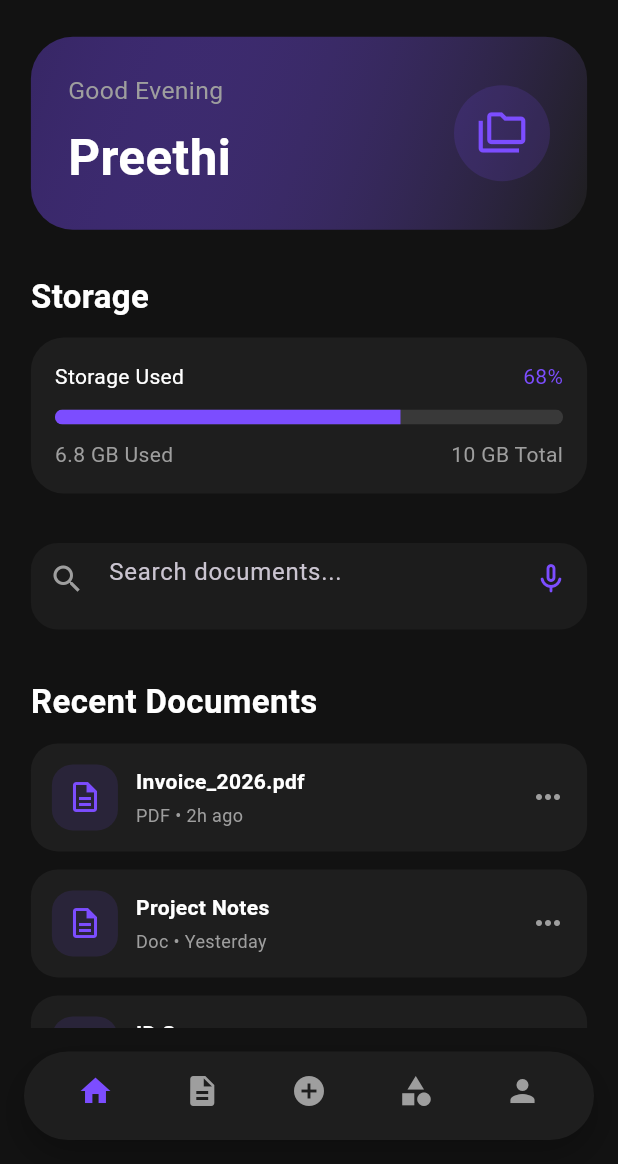
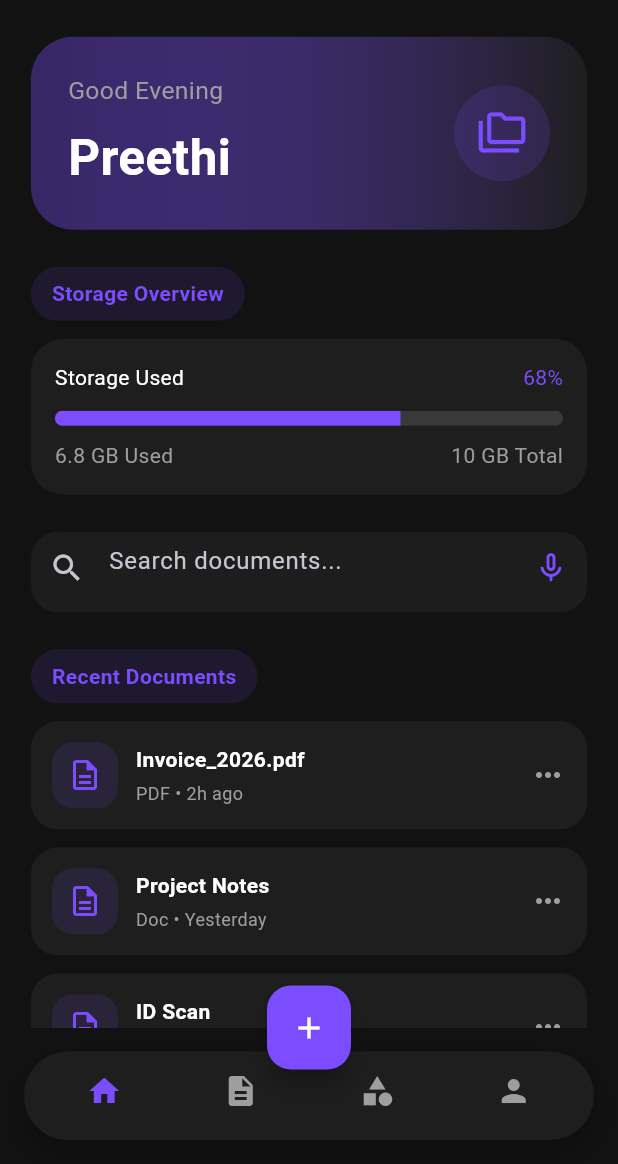
Before and after one commit to PreethiBose30/App-Dev, a Flutter app: the HomeScreen screen opened directly, on a phone screen of 412 x 824 dp, the part 72-1236 px from its top. Run offline on Flutter 3.47's test engine with Material 3 defaults, Android fonts, the phone set to English and light mode, and no system bars; statements that could not run were skipped.

Commit message:
Update home_screen.dart

```diff
--- a/lib/screens/dashboard/home_screen.dart
+++ b/lib/screens/dashboard/home_screen.dart
@@ -1,8 +1,15 @@
 import 'package:flutter/material.dart';
 import '../../theme/app_colors.dart';
 
-class HomeScreen extends StatelessWidget {
+class HomeScreen extends StatefulWidget {
   const HomeScreen({super.key});
+
+  @override
+  State<HomeScreen> createState() => _HomeScreenState();
+}
+
+class _HomeScreenState extends State<HomeScreen> {
+  int currentIndex = 0;
 
   @override
   Widget build(BuildContext context) {
@@ -13,10 +20,20 @@ class HomeScreen extends StatelessWidget {
     return Scaffold(
       backgroundColor: AppColors.background,
 
-      /// 📱 PREMIUM BOTTOM NAVIGATION
+      /// 🚀 FLOATING ACTION BUTTON (SCAN / ADD)
+      floatingActionButton: FloatingActionButton(
+        backgroundColor: AppColors.primary,
+        onPressed: () {},
+        child: const Icon(Icons.add, color: Colors.white),
+      ),
+
+      floatingActionButtonLocation:
+          FloatingActionButtonLocation.centerDocked,
+
+      /// 📱 PREMIUM BOTTOM NAV
       bottomNavigationBar: Container(
         margin: const EdgeInsets.all(16),
-        padding: const EdgeInsets.symmetric(horizontal: 12),
+        padding: const EdgeInsets.symmetric(horizontal: 8),
         decoration: BoxDecoration(
           color: AppColors.surface,
           borderRadius: BorderRadius.circular(30),
@@ -29,6 +46,12 @@ class HomeScreen extends StatelessWidget {
           ],
         ),
         child: BottomNavigationBar(
+          currentIndex: currentIndex,
+          onTap: (index) {
+            setState(() {
+              currentIndex = index;
+            });
+          },
           backgroundColor: Colors.transparent,
           elevation: 0,
           selectedItemColor: AppColors.primary,
@@ -39,7 +62,6 @@ class HomeScreen extends StatelessWidget {
           items: const [
             BottomNavigationBarItem(icon: Icon(Icons.home), label: ""),
             BottomNavigationBarItem(icon: Icon(Icons.description), label: ""),
-            BottomNavigationBarItem(icon: Icon(Icons.add_circle), label: ""),
             BottomNavigationBarItem(icon: Icon(Icons.category), label: ""),
             BottomNavigationBarItem(icon: Icon(Icons.person), label: ""),
           ],
@@ -84,7 +106,7 @@ class HomeScreen extends StatelessWidget {
             crossAxisAlignment: CrossAxisAlignment.start,
             children: [
 
-              /// 👋 WELCOME CARD
+              /// 👋 HEADER CARD
               Container(
                 width: double.infinity,
                 padding: EdgeInsets.all(w * 0.06),
@@ -95,8 +117,6 @@ class HomeScreen extends StatelessWidget {
                       AppColors.primary.withOpacity(0.35),
                       AppColors.surface,
                     ],
-                    begin: Alignment.topLeft,
-                    end: Alignment.bottomRight,
                   ),
                 ),
                 child: Row(
@@ -139,20 +159,14 @@ class HomeScreen extends StatelessWidget {
                 ),
               ),
 
-              SizedBox(height: h * 0.035),
+              SizedBox(height: h * 0.03),
 
-              /// 📦 STORAGE TITLE (placeholder for next upgrade)
-              const Text(
-                "Storage",
-                style: TextStyle(
-                  color: AppColors.textPrimary,
-                  fontSize: 22,
-                  fontWeight: FontWeight.bold,
-                ),
-              ),
+              /// 🧭 SECTION CHIP (NEW UI ELEMENT)
+              _sectionChip("Storage Overview"),
 
               const SizedBox(height: 12),
 
+              /// 📦 STORAGE CARD (UPGRADED)
               Container(
                 padding: const EdgeInsets.all(16),
                 decoration: BoxDecoration(
@@ -186,24 +200,22 @@ class HomeScreen extends StatelessWidget {
                       mainAxisAlignment: MainAxisAlignment.spaceBetween,
                       children: [
                         Text("6.8 GB Used",
-                            style: TextStyle(
-                                color: AppColors.textSecondary)),
+                            style: TextStyle(color: AppColors.textSecondary)),
                         Text("10 GB Total",
-                            style: TextStyle(
-                                color: AppColors.textSecondary)),
+                            style: TextStyle(color: AppColors.textSecondary)),
                       ],
                     ),
                   ],
                 ),
               ),
 
-              SizedBox(height: h * 0.04),
+              SizedBox(height: h * 0.03),
 
-              /// 🔍 SEARCH BAR
+              /// 🔍 SEARCH
               Container(
-                height: h * 0.07,
+                height: h * 0.065,
                 decoration: BoxDecoration(
-                  color: AppColors.surface.withOpacity(.8),
+                  color: AppColors.surface.withOpacity(0.9),
                   borderRadius: BorderRadius.circular(18),
                 ),
                 child: const TextField(
@@ -211,25 +223,17 @@ class HomeScreen extends StatelessWidget {
                   decoration: InputDecoration(
                     border: InputBorder.none,
                     hintText: "Search documents...",
-                    prefixIcon: Icon(Icons.search,
-                        color: AppColors.textSecondary),
+                    prefixIcon: Icon(Icons.search),
                     suffixIcon: Icon(Icons.mic_none_rounded,
                         color: AppColors.primary),
                   ),
                 ),
               ),
 
-              SizedBox(height: h * 0.04),
+              SizedBox(height: h * 0.03),
 
-              /// 📄 RECENT DOCUMENTS
-              const Text(
-                "Recent Documents",
-                style: TextStyle(
-                  color: AppColors.textPrimary,
-                  fontSize: 22,
-                  fontWeight: FontWeight.bold,
-                ),
-              ),
+              /// 📄 RECENT DOCS CHIP
+              _sectionChip("Recent Documents"),
 
               const SizedBox(height: 12),
 
@@ -239,15 +243,8 @@ class HomeScreen extends StatelessWidget {
 
               SizedBox(height: h * 0.03),
 
-              /// 📂 CATEGORIES
-              const Text(
-                "Categories",
-                style: TextStyle(
-                  color: AppColors.textPrimary,
-                  fontSize: 22,
-                  fontWeight: FontWeight.bold,
-                ),
-              ),
+              /// 📂 CATEGORIES CHIP
+              _sectionChip("Categories"),
 
               const SizedBox(height: 12),
 
@@ -274,21 +271,32 @@ class HomeScreen extends StatelessWidget {
     );
   }
 
-  /// 📄 RECENT DOCUMENT CARD (premium UI)
-  static Widget _recentDocCard(
-      String title, String type, String time) {
+  /// 🧠 SECTION CHIP (NEW PREMIUM UI ELEMENT)
+  Widget _sectionChip(String title) {
+    return Container(
+      padding: const EdgeInsets.symmetric(horizontal: 14, vertical: 8),
+      decoration: BoxDecoration(
+        color: AppColors.primary.withOpacity(0.12),
+        borderRadius: BorderRadius.circular(20),
+      ),
+      child: Text(
+        title,
+        style: const TextStyle(
+          color: AppColors.primary,
+          fontWeight: FontWeight.w600,
+        ),
+      ),
+    );
+  }
+
+  /// 📄 RECENT CARD (POLISHED)
+  Widget _recentDocCard(String title, String type, String time) {
     return Container(
       margin: const EdgeInsets.only(bottom: 12),
       padding: const EdgeInsets.all(14),
       decoration: BoxDecoration(
         color: AppColors.surface,
         borderRadius: BorderRadius.circular(18),
-        boxShadow: [
-          BoxShadow(
-            color: Colors.black.withOpacity(0.05),
-            blurRadius: 10,
-          ),
-        ],
       ),
       child: Row(
         children: [
@@ -325,9 +333,8 @@ class HomeScreen extends StatelessWidget {
     );
   }
 
-  /// 📂 CATEGORY CARD (premium dashboard style)
-  static Widget _categoryCard(
-      IconData icon, String title, String count) {
+  /// 📂 CATEGORY CARD (MODERN)
+  Widget _categoryCard(IconData icon, String title, String count) {
     return Container(
       decoration: BoxDecoration(
         borderRadius: BorderRadius.circular(20),
@@ -336,7 +343,6 @@ class HomeScreen extends StatelessWidget {
             AppColors.primary.withOpacity(0.12),
             AppColors.surface,
           ],
-          begin: Alignment.topLeft,
         ),
       ),
       child: Padding(
```
